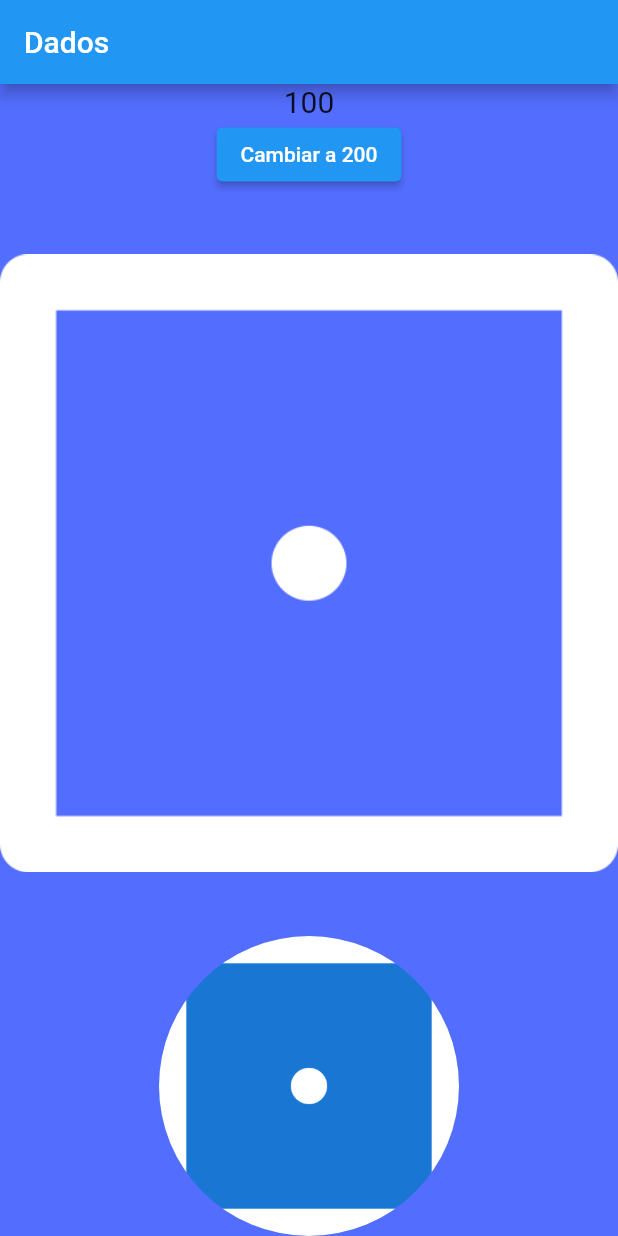
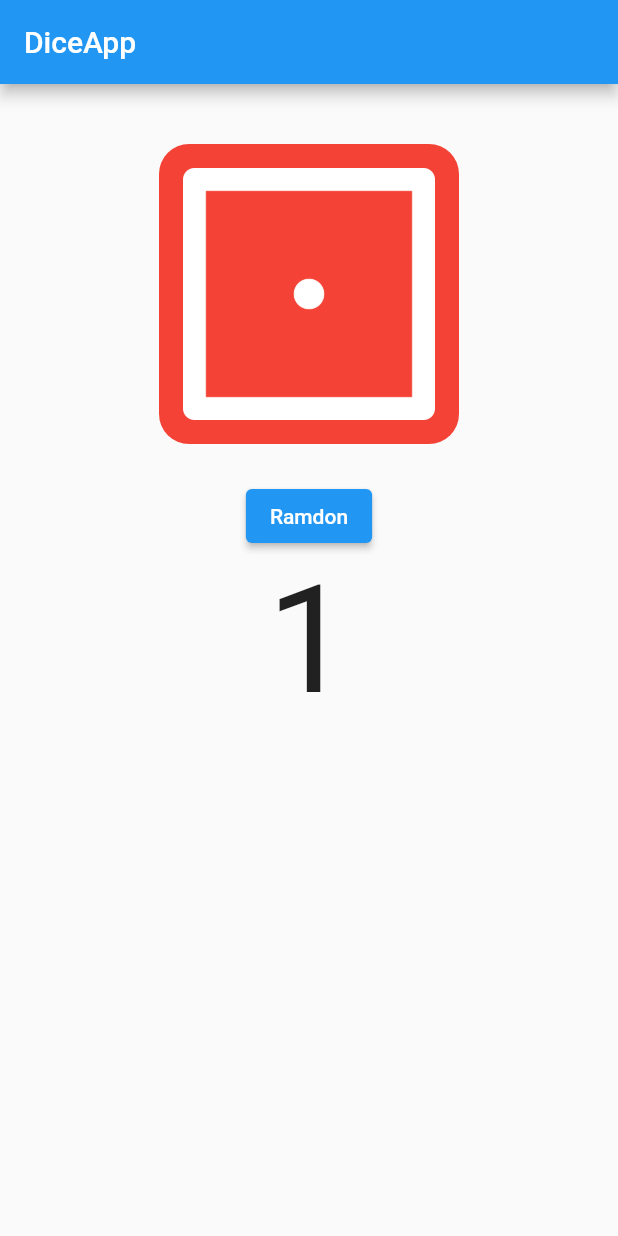
Before and after one commit to mvilla714/dadosapp, a Flutter app: the screen it shows after launch, on a phone screen of 412 x 824 dp. Run offline on Flutter 3.47's test engine with Material 2 defaults, Android fonts, the phone set to English and light mode, and no system bars.

```diff
--- a/lib/main.dart
+++ b/lib/main.dart
@@ -1,53 +1,79 @@
+import 'dart:math';
+
 import 'package:flutter/material.dart';
 
 void main() {
-  runApp(MaterialApp(
-    debugShowCheckedModeBanner: false,
-    home: MyApp(),
-  ));
+  runApp(
+    MaterialApp(
+      home: DadosPage(),
+      debugShowCheckedModeBanner: false,
+    ),
+  );
 }
 
-class MyApp extends StatefulWidget {
+class DadosPage extends StatefulWidget {
+  const DadosPage({super.key});
+
   @override
-  State<MyApp> createState() => _MyAppState();
+  State<DadosPage> createState() => _DadosPageState();
 }
 
-class _MyAppState extends State<MyApp> {
-  int num = 100;
-  void cambiarNumero() {
-    num += 100;
-  }
+class _DadosPageState extends State<DadosPage> {
+  int n = 1;
 
   @override
   Widget build(BuildContext context) {
     return SafeArea(
       child: Scaffold(
         appBar: AppBar(
-          title: Text("Dados"),
+          title: Text("DiceApp"),
         ),
-        body: Container(
-          color: Colors.indigoAccent,
+        body: Center(
           child: Column(
+            mainAxisSize: MainAxisSize.max,
+            crossAxisAlignment: CrossAxisAlignment.center,
             children: [
-              Text(
-                num.toString(),
-                style: TextStyle(fontSize: 20),
+              SizedBox(
+                height: 40,
+              ),
+              GestureDetector(
+                onDoubleTap: () {
+                  n = 1;
+                  setState(() {});
+                },
+                onTap: () {
+                  n = Random().nextInt(6) + 1;
+                  setState(() {});
+                },
+                child: Container(
+                  padding: EdgeInsets.all(16),
+                  decoration: BoxDecoration(
+                    color: Colors.red,
+                    // PRIMERA FORMA DE APLICAR BORDE CIRCULAR A CONTAINER
+                    borderRadius: BorderRadius.all(
+                      Radius.circular(20),
+                    ),
+                    //FORMA DE APLICAR CIRCULAR BORDER A CONTAINER
+                    // shape: BoxShape.circle,
+                  ),
+                  width: 200,
+                  height: 200,
+                  child: Image.asset("assets/images/dice$n.png"),
+                ),
+              ),
+              SizedBox(
+                height: 24,
               ),
               ElevatedButton(
-                  onPressed: () {
-                    cambiarNumero();
-                    setState(() {});
-                  },
-                  child: Text("Cambiar a 200")),
-              Expanded(
-                child: Image.asset(
-                  "assets/images/dice1.png",
-                  fit: BoxFit.contain,
-                ),
+                onPressed: () {
+                  n = Random().nextInt(6) + 1;
+                  setState(() {});
+                },
+                child: Text("Ramdon"),
               ),
-              CircleAvatar(
-                radius: 100,
-                backgroundImage: AssetImage("assets/images/dice1.png"),
+              Text(
+                n.toString(),
+                style: TextStyle(fontSize: 100),
               )
             ],
           ),
```
